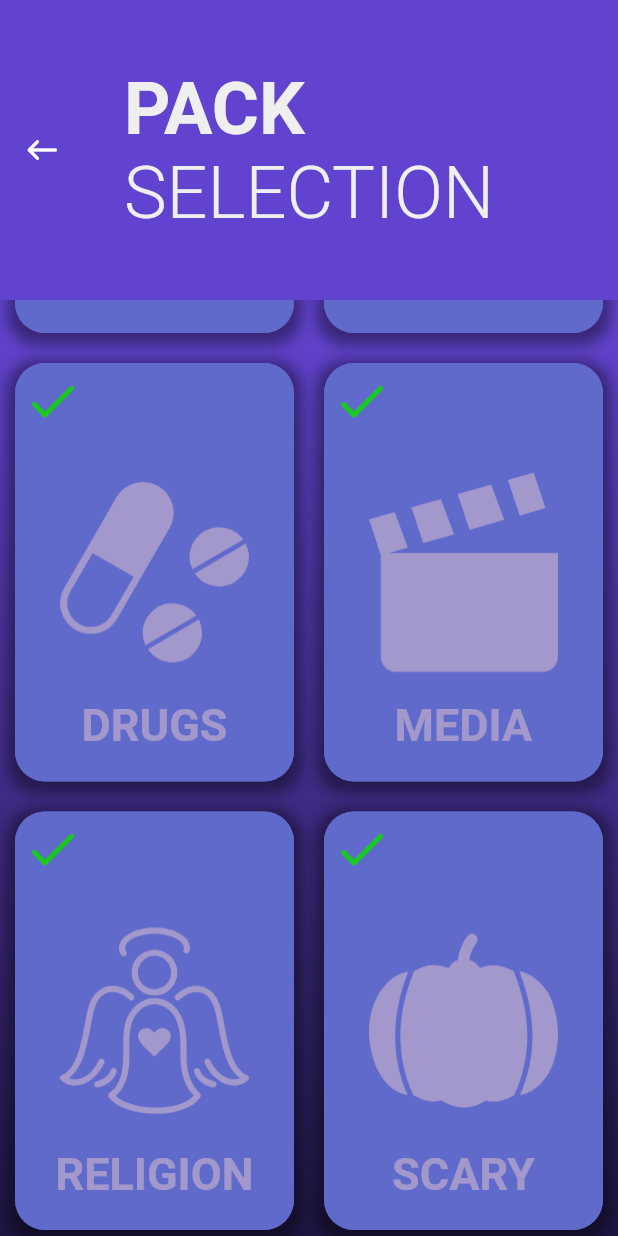
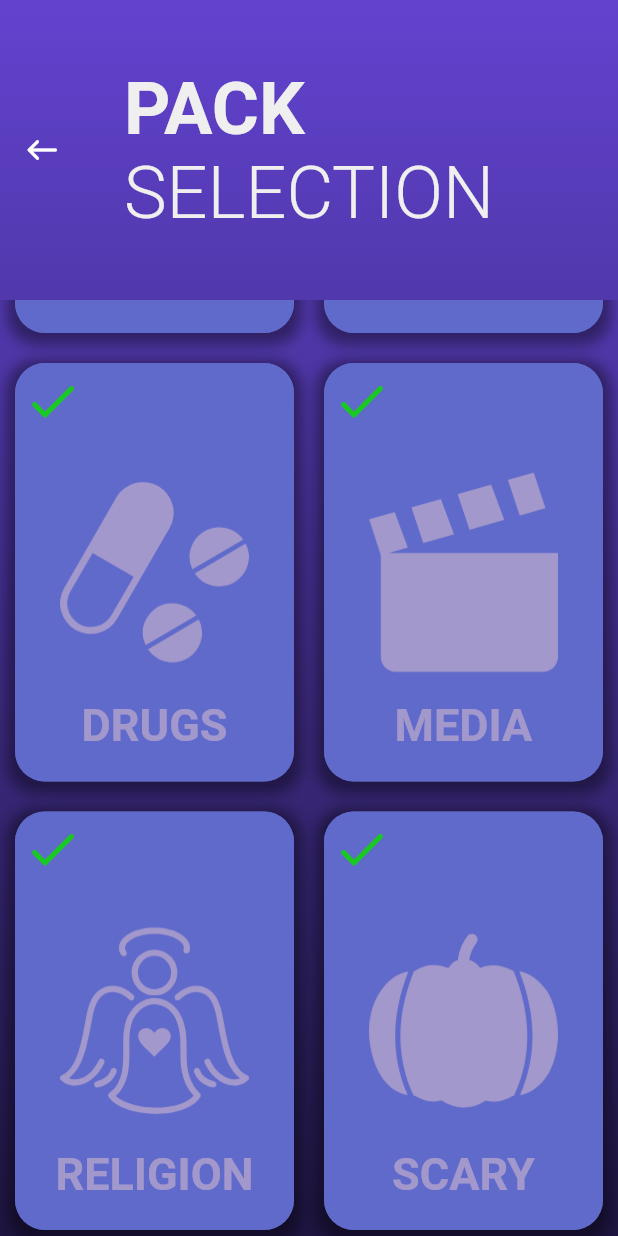
Before and after one commit to thijsnulle/crank-it-up, a Flutter app: the PackSelectionScreen screen opened directly, scrolled down 576 dp, on a phone screen of 412 x 824 dp. Run offline on Flutter 3.47's test engine with Material 2 defaults, Android fonts, the phone set to English and light mode, and no system bars; our stand-ins replace auto_size_text, confetti, flash, flutter_markdown, flutter_svg_provider, numberpicker and 1 more; missing offline and left inert: page_flip_builder; Roboto replaces fonts that are missing (Montserrat).

Commit message:
fixed appbar

```diff
--- a/lib/components/app_header.dart
+++ b/lib/components/app_header.dart
@@ -35,8 +35,9 @@ class AppHeader {
       centerTitle: true,
       actions: actions,
       toolbarHeight: 200,
-      backgroundColor: colorScheme.surfaceVariant,
+      backgroundColor: Colors.transparent,
       shadowColor: Colors.transparent,
+      elevation: 0,
     );
   }
 }
--- a/lib/screens/pack_selection_screen.dart
+++ b/lib/screens/pack_selection_screen.dart
@@ -15,14 +15,20 @@ class PackSelectionScreen extends StatelessWidget {
     return Scaffold(
         appBar: AppHeader.create('PACK', 'SELECTION', () => assertPackSelection(context), Icons.west_rounded,
             CrossAxisAlignment.start, context),
+        extendBodyBehindAppBar: true,
         body: GradientBackground(
-          child: GridView(
+            child: Column(children: [
+          const SizedBox(
+            height: 200,
+          ),
+          Expanded(
+              child: GridView(
             padding: const EdgeInsets.only(top: 20, bottom: 20, left: 10, right: 10),
             gridDelegate: const SliverGridDelegateWithFixedCrossAxisCount(
                 crossAxisCount: 2, mainAxisSpacing: 20, crossAxisSpacing: 20, childAspectRatio: 2 / 3),
             children: packs.map((element) => PackCard(id: element.id, name: element.name, img: element.img)).toList(),
-          ),
-        ));
+          )),
+        ])));
   }
 
   void assertPackSelection(BuildContext context) {
--- a/lib/screens/voting_screen.dart
+++ b/lib/screens/voting_screen.dart
@@ -22,6 +22,7 @@ class VotingScreenState extends State<VotingScreen> {
   Widget build(BuildContext context) {
     return Scaffold(
         appBar: AppHeader.create('VOTING', 'SCREEN', null, Icons.west_rounded, CrossAxisAlignment.start, context),
+        extendBodyBehindAppBar: true,
         body: GradientBackground(
             child: Column(
           children: <Widget>[
```
Also changed, not shown: lib/screens/game_creation_screen.dart (+6 -1 lines), lib/screens/game_screen.dart (+6 -1 lines), lib/screens/player_input_screen.dart (+9 -2 lines), lib/screens/rules_screen.dart (+8 -1 lines), lib/screens/settings_screen.dart (+8 -1 lines), lib/screens/winner_screen.dart (+6 -1 lines).
